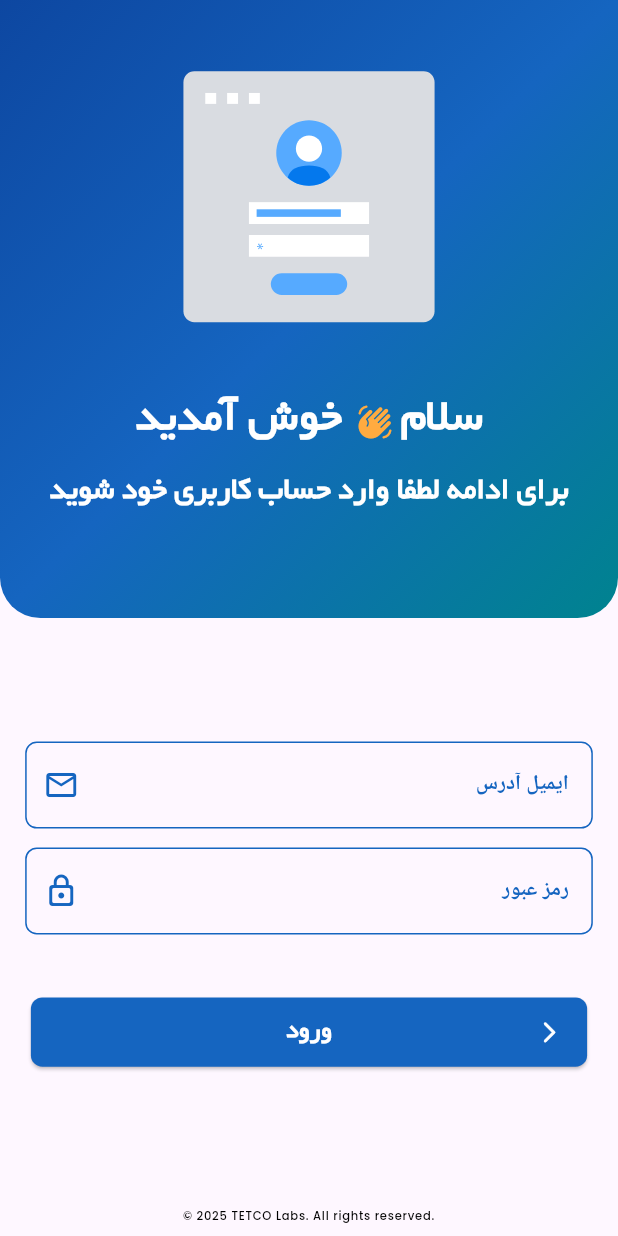
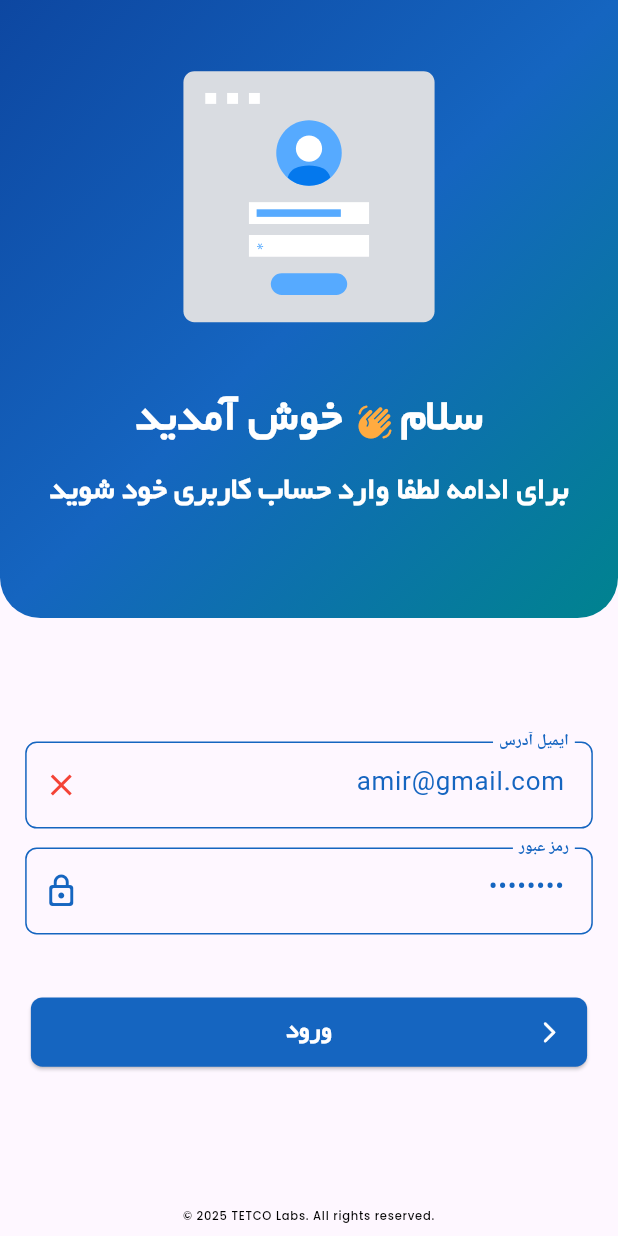
Before and after one commit to tetsci-2010/tetco-attendance, a Flutter app: the screen it shows after launch, on a phone screen of 412 x 824 dp. Run offline on Flutter 3.47's test engine with Material 3 defaults, Android fonts, the phone set to English and light mode, and no system bars; drawn by our look-alikes of toastification; our stand-ins replace bloc, equatable, flutter_bloc, flutter_screenutil, get_it, go_router and 1 more.

Commit message:
home_screen initialized

```diff
--- a/lib/constants/colors.dart
+++ b/lib/constants/colors.dart
@@ -7,7 +7,14 @@
 const Color kWhiteColor70 = Colors.white60;
 const Color kBlackColor = Colors.black;
 const Color kBlackColor87 = Colors.black87;
+const Color kBlueColor = Colors.blue;
+const Color kGreenColor = Colors.green;
+
 const Color kGreyColor = Colors.grey;
+Color kGreyColor50 = Colors.grey[50]!;
+Color kGreyColor100 = Colors.grey[100]!;
+Color kGreyColor200 = Colors.grey[200]!;
+Color kGreyColor300 = Colors.grey[300]!;
 Color kGreyColor400 = Colors.grey[400]!;
 Color kGreyColor500 = Colors.grey[500]!;
 Color kGreyColor600 = Colors.grey[600]!;
@@ -17,4 +24,8 @@
 Color kOrangeColor = Colors.orange;
 Color kOrangeAccentColor = Colors.orangeAccent;
 
+const kWarningColor = Color(0xFFFFB300); // Amber
+const kWarningTrackColor = Color(0xFFFFE082);
+const kWarningBgColor = Color(0xFFFFF3E0);
+
 const Color kRedColor = Colors.red;
--- a/lib/constants/images_paths.dart
+++ b/lib/constants/images_paths.dart
@@ -1,4 +1,5 @@
 class ImagesPaths {
   static String splashBackgroundPng = 'assets/images/splash_background.png';
   static String loginJson = 'assets/images/lottie/login.json';
+  static String demoProfileJpg = 'assets/images/jpg/demo_prof.jpg';
 }
--- a/lib/features/screens/initial_screens/login_screen.dart
+++ b/lib/features/screens/initial_screens/login_screen.dart
@@ -1,10 +1,14 @@
 import 'package:flutter/material.dart';
+import 'package:go_router/go_router.dart';
 import 'package:tetco_attendance/constants/colors.dart';
 import 'package:tetco_attendance/constants/constants.dart';
 import 'package:tetco_attendance/constants/images_paths.dart';
 import 'package:tetco_attendance/constants/l10n/app_l10n.dart';
+import 'package:tetco_attendance/features/screens/main_screens/home_screen/main_home_screen.dart';
 import 'package:tetco_attendance/helpers/direction_helper.dart';
+import 'package:tetco_attendance/helpers/helpers.dart';
 import 'package:tetco_attendance/helpers/orientation_helper.dart';
+import 'package:tetco_attendance/packages/toast_package/toast_package.dart';
 import 'package:tetco_attendance/utils/my_media_query.dart';
 import 'package:tetco_attendance/utils/size_constant.dart';
 import 'package:tetco_attendance/widgets/lottie_widget.dart';
@@ -28,8 +32,8 @@
   void initState() {
     super.initState();
     lockPortrait();
-    emailController = TextEditingController();
-    passController = TextEditingController();
+    emailController = TextEditingController(text: 'amir@gmail.com');
+    passController = TextEditingController(text: 'password');
     showPass = ValueNotifier<bool>(false);
     formKey = GlobalKey();
   }
@@ -195,7 +199,17 @@
                                 onPressed: () {
                                   try {
                                     if (formKey.currentState!.validate()) {
-                                    } else {}
+                                      context.go(MainHomeScreen.id);
+                                    } else {
+                                      Helpers.hapticFeedback();
+                                      ToastPackage.showWarningToast(
+                                        message: AppLocalizations.of(context)!.pleaseFillAllRequiredFields,
+                                        dragToClose: true,
+                                        closeDuration: const Duration(seconds: 5),
+                                        toastAlignment: Alignment.bottomCenter,
+                                        showProgressBar: true,
+                                      );
+                                    }
                                   } catch (e) {}
                                 },
                                 child: Text(
@@ -252,7 +266,7 @@
     this.validator,
     this.labelText,
     required this.onClearTap,
-    this.hideValue = false,
+    this.hideValue,
     this.showClearBtn = false,
     this.focusNode,
     this.textInputType,
@@ -266,7 +280,7 @@
   final String? Function(String? value)? validator;
   final String? labelText;
   final VoidCallback onClearTap;
-  final bool hideValue;
+  final bool? hideValue;
   final bool showClearBtn;
   final FocusNode? focusNode;
   final TextInputType? textInputType;
@@ -277,10 +291,11 @@
       padding: EdgeInsets.symmetric(horizontal: sizeConstants.spacing16),
       child: TextFormField(
         focusNode: focusNode,
+        controller: controller,
         onChanged: onChanged,
         onFieldSubmitted: onFieldSubmitted,
         validator: validator,
-        obscureText: hideValue,
+        obscureText: hideValue ?? false,
         keyboardType: textInputType,
         style: Theme.of(context).textTheme.bodyLarge!.copyWith(color: kPrimaryColor),
         decoration: InputDecoration(
@@ -288,6 +303,7 @@
           labelText: labelText,
           hintStyle: Theme.of(context).textTheme.bodyMedium!.copyWith(color: kPrimaryColor.withAlpha(80), fontWeight: FontWeight.bold),
           suffixIcon: showClearBtn
+              ? hideValue == null
                     ? GestureDetector(
                         onTap: onClearTap,
                         child: Icon(
@@ -295,6 +311,7 @@
                           color: kRedColor,
                         ),
                       )
+                    : suffixIcon
               : suffixIcon,
         ),
       ),
--- /dev/null
+++ b/lib/helpers/helpers.dart
@@ -0,0 +1,7 @@
+import 'package:flutter/services.dart';
+
+class Helpers {
+  static Future<void>  hapticFeedback() async {
+    await HapticFeedback.heavyImpact();
+  }
+}
--- a/lib/main.dart
+++ b/lib/main.dart
@@ -6,6 +6,7 @@
 import 'package:tetco_attendance/utils/app_theme.dart';
 import 'package:tetco_attendance/utils/app_router.dart';
 import 'package:tetco_attendance/utils/dependency_injection.dart';
+import 'package:toastification/toastification.dart';
 
 Future<void> main() async {
   WidgetsFlutterBinding.ensureInitialized();
@@ -19,7 +20,8 @@
 
   @override
   Widget build(BuildContext context) {
-    return MultiBlocProvider(
+    return ToastificationWrapper(
+      child: MultiBlocProvider(
         providers: [
           BlocProvider(create: (context) => di<LocalizationBloc>()),
         ],
@@ -46,6 +48,7 @@
             },
           ),
         ),
+      ),
     );
   }
 }
--- /dev/null
+++ b/lib/packages/toast_package/toast_package.dart
@@ -0,0 +1,51 @@
+import 'package:flutter/material.dart';
+import 'package:tetco_attendance/constants/colors.dart';
+import 'package:toastification/toastification.dart';
+
+class ToastPackage {
+  static void showSimpleToast({
+    required String message,
+    AlignmentGeometry? toastAlignment,
+    ToastificationStyle? toastStyle,
+    Duration? closeDuration,
+    bool? dragToClose,
+    bool? clickToClose,
+    bool? showProgressBar,
+  }) {
+    Toastification toast = Toastification();
+    toast.show(
+      title: Text(message),
+      type: ToastificationType.info,
+      style: toastStyle,
+      alignment: toastAlignment,
+      autoCloseDuration: closeDuration,
+      dragToClose: dragToClose,
+      closeOnClick: clickToClose,
+      showProgressBar: showProgressBar,
+    );
+  }
+
+  static void showWarningToast({
+    required String message,
+    AlignmentGeometry? toastAlignment,
+    ToastificationStyle? toastStyle,
+    Duration? closeDuration,
+    bool? dragToClose,
+    bool? clickToClose,
+    bool? showProgressBar,
+  }) {
+    Toastification toast = Toastification();
+    toast.dismissAll();
+    toast.show(
+      title: Text(message),
+      type: ToastificationType.warning,
+      backgroundColor: kOrangeAccentColor.withAlpha(20),
+      style: toastStyle,
+      alignment: toastAlignment,
+      autoCloseDuration: closeDuration,
+      dragToClose: dragToClose,
+      closeOnClick: clickToClose,
+      showProgressBar: showProgressBar,
+    );
+  }
+}
--- a/lib/utils/app_router.dart
+++ b/lib/utils/app_router.dart
@@ -1,6 +1,8 @@
 import 'package:go_router/go_router.dart';
 import 'package:tetco_attendance/features/screens/initial_screens/login_screen.dart';
 import 'package:tetco_attendance/features/screens/initial_screens/splash_screen.dart';
+import 'package:tetco_attendance/features/screens/main_screens/home_screen/home_screen.dart';
+import 'package:tetco_attendance/features/screens/main_screens/home_screen/main_home_screen.dart';
 
 final GoRouter appRouter = GoRouter(
   debugLogDiagnostics: true,
@@ -20,5 +22,19 @@
         return LoginScreen();
       },
     ),
+    GoRoute(
+      path: MainHomeScreen.id,
+      name: MainHomeScreen.name,
+      builder: (context, state) {
+        return MainHomeScreen();
+      },
+    ),
+    GoRoute(
+      path: HomeScreen.id,
+      name: HomeScreen.name,
+      builder: (context, state) {
+        return HomeScreen();
+      },
+    ),
   ],
 );
--- a/lib/utils/app_theme.dart
+++ b/lib/utils/app_theme.dart
@@ -14,6 +14,12 @@
           TargetPlatform.iOS: CupertinoPageTransitionsBuilder(),
         },
       ),
+      progressIndicatorTheme: const ProgressIndicatorThemeData(
+        color: kWarningColor,
+        linearTrackColor: kWarningTrackColor,
+        refreshBackgroundColor: kWarningBgColor,
+      ),
+      cardColor: kGreyColor200,
       inputDecorationTheme: InputDecorationTheme(
         hintStyle: Theme.of(context).textTheme.bodyMedium!.copyWith(color: kPrimaryColor.withAlpha(80), fontWeight: FontWeight.bold),
         labelStyle: Theme.of(context).textTheme.bodyMedium!.copyWith(color: kPrimaryColor, fontWeight: FontWeight.bold),
@@ -55,6 +61,12 @@
           TargetPlatform.iOS: CupertinoPageTransitionsBuilder(),
         },
       ),
+      progressIndicatorTheme: const ProgressIndicatorThemeData(
+        color: kWarningColor,
+        linearTrackColor: kWarningTrackColor,
+        refreshBackgroundColor: kWarningBgColor,
+      ),
+      cardColor: kGreyColor800,
       inputDecorationTheme: InputDecorationTheme(
         hintStyle: Theme.of(context).textTheme.bodyMedium!.copyWith(color: kPrimaryColor.withAlpha(80), fontWeight: FontWeight.bold),
         labelStyle: Theme.of(context).textTheme.bodyMedium!.copyWith(color: kPrimaryColor, fontWeight: FontWeight.bold),
--- a/pubspec.yaml
+++ b/pubspec.yaml
@@ -86,6 +86,7 @@
   assets:
     - assets/
     - assets/images/
+    - assets/images/jpg/
     - assets/images/lottie/
   #   - images/a_dot_ham.jpeg
 
```
Also changed, not shown: lib/features/data/models/employee_model.dart (added, +19 -0 lines), lib/features/screens/main_screens/home_screen/home_screen.dart (added, +12 -0 lines), lib/features/screens/main_screens/home_screen/main_home_screen.dart (added, +154 -0 lines), assets/images/jpg/demo_prof.jpg (added). Lines whose indentation alone changed are shown as unchanged.
